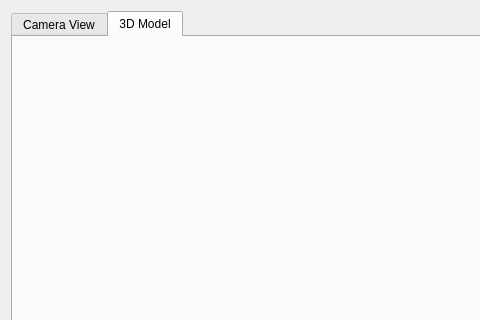
Above: src/qt_gui/ltr_gui.ui from mavak/linux-track before the change; both pictures show x 0 to 480 and y 0 to 320 of the 695 by 509 pixel window. Below: the same form after it.
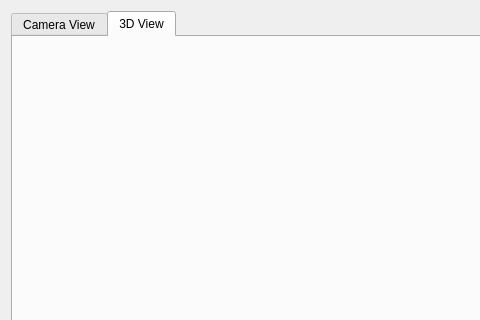
That is the form after the change. The open tabs and pages were chosen to show the change. Icons and pictures are not drawn.

Commit message: Improving help. Removed sequence grabber webcam input program (mac). Fixed default button in xplane plugin installation dialogue. Fixed linuxtrack-wine enhanced interface. Linuxtrack-wine tester now have app id filled in by default. Fixed detailed axis setup curve view.

Diff of the .ui file:
```diff
--- a/src/qt_gui/ltr_gui.ui
+++ b/src/qt_gui/ltr_gui.ui
@@ -35,7 +35,7 @@
      </widget>
      <widget class="QWidget" name="tab_2">
       <attribute name="title">
-       <string>3D Model</string>
+       <string>3D View</string>
       </attribute>
       <layout class="QVBoxLayout" name="verticalLayout_5">
        <item>
```
Left out of the diff: 2 changed lines with no effect on the pictures. The commit also changes 47 other files.
